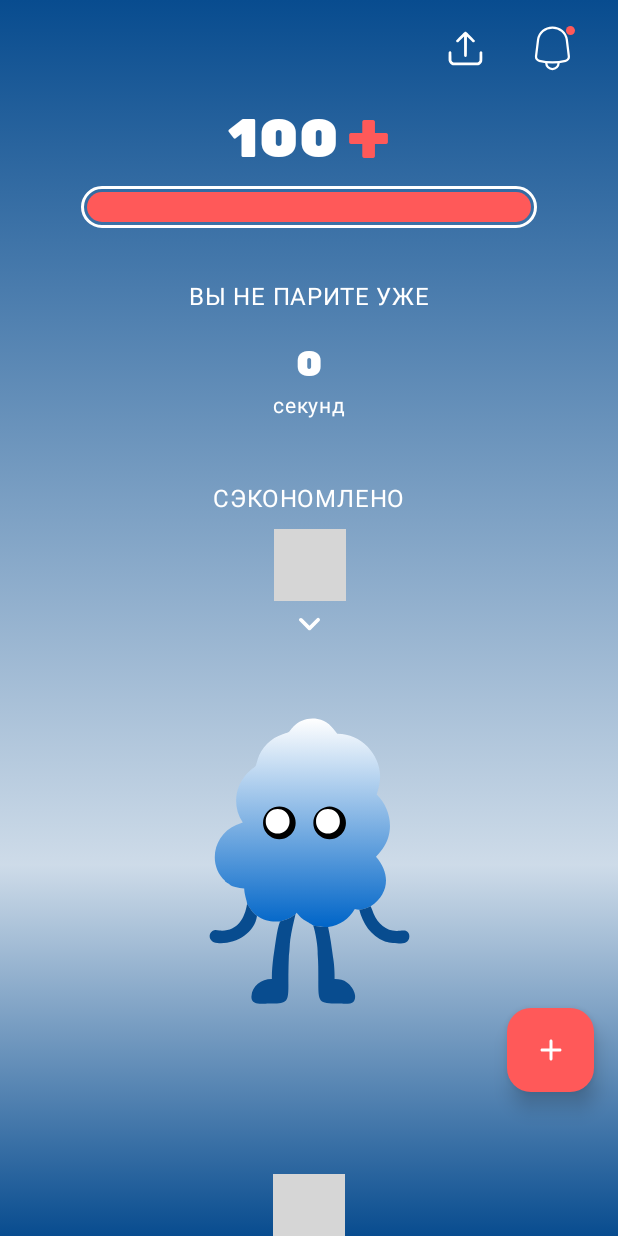
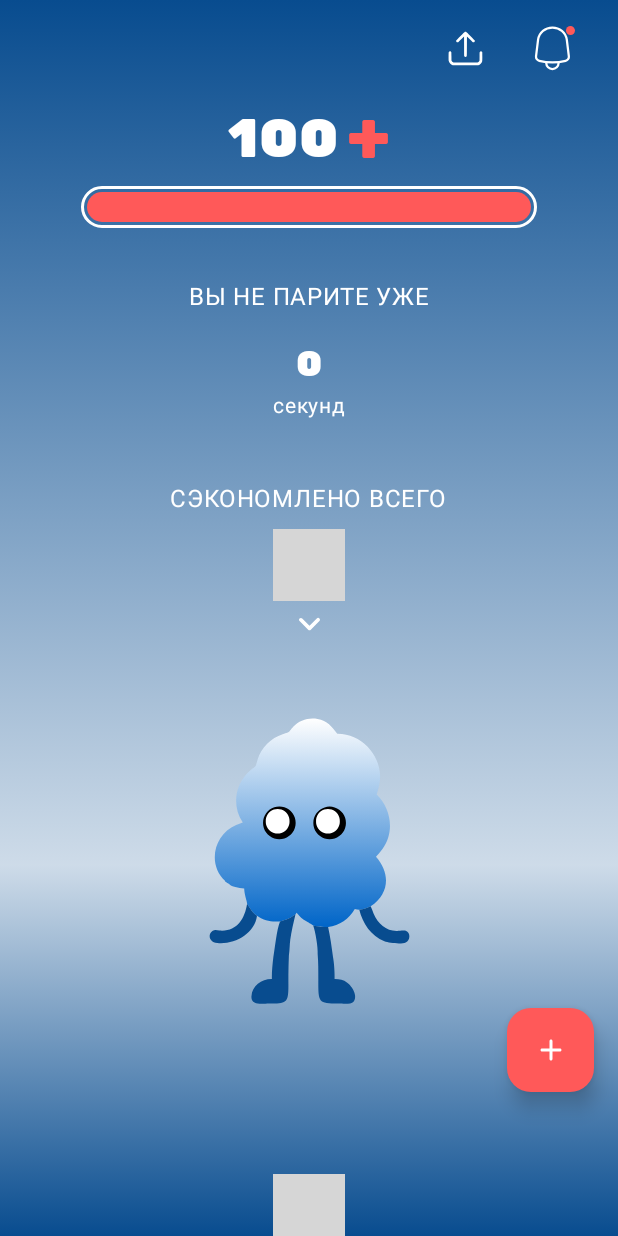
Before and after one commit to zzdanilazz/Airly, an Android app built with Jetpack Compose: the composable DashboardScaffold shown on its own in the app's theme, on a phone screen of 412 x 824 dp. Run offline under Robolectric (Android 15) with nearby library versions, the phone set to English and light mode, and no system bars; libraries missing offline, so code that uses them is left out: com.yandex.mobile, dev.chrisbanes.haze; missing, so only their content is drawn: CompositionLocalProvider; 18 statements that could not run were skipped; grey boxes are pictures that could not be loaded.

Commit message:
feat: Реализовать адаптивный title для карточки сэкономленных средств

```diff
--- a/featureDashboard/impl/src/main/java/ru/health/featuredashboard/impl/presentation/dashboard/ui/saved_money/SavedMoneyCard.kt
+++ b/featureDashboard/impl/src/main/java/ru/health/featuredashboard/impl/presentation/dashboard/ui/saved_money/SavedMoneyCard.kt
@@ -31,6 +31,7 @@ import androidx.compose.ui.unit.sp
 import dev.chrisbanes.haze.HazeState
 import ru.health.core.impl.presentation.ui.card.GlassmorphismCard
 import ru.health.core.impl.presentation.ui.theme.AirlyTheme
+import ru.health.core.impl.presentation.ui.theme.LightRed
 import ru.health.core.impl.presentation.ui.theme.LocalHazeState
 import ru.health.core.impl.presentation.ui.theme.RubikOneFamily
 import ru.health.featuredashboard.impl.R
@@ -54,6 +55,7 @@ internal fun SavedMoneyCard(
     LaunchedEffect(topSpacerHeight) {
         isSticky = topSpacerHeight > 0.dp
     }
+    val contentColor = if (value >= 0) Color.White else LightRed
 
     GlassmorphismCard(
         modifier = modifier.clickable {
@@ -75,12 +77,12 @@ internal fun SavedMoneyCard(
                         if (value >= 0) R.string.saved_money_title else R.string.lost_money_title
                     ).uppercase(),
                     fontSize = 16.sp,
-                    color = Color.White
+                    color = contentColor
                 )
                 Spacer(modifier = Modifier.size(8.dp))
                 Text(
                     text = stringResource(CoreR.string.roubles, abs(value)),
-                    color = Color.White,
+                    color = contentColor,
                     fontSize = 24.sp,
                     fontFamily = RubikOneFamily
                 )
--- a/featureDashboard/impl/src/main/res/values/strings.xml
+++ b/featureDashboard/impl/src/main/res/values/strings.xml
@@ -3,8 +3,8 @@
     <string name="upload">Выгрузка</string>
     <string name="notifications">Уведомления</string>
     <string name="abstinence_title">Вы не парите уже</string>
-    <string name="saved_money_title">Сэкономлено</string>
-    <string name="lost_money_title">Потрачено</string>
+    <string name="saved_money_title">Сэкономлено всего</string>
+    <string name="lost_money_title">Потрачено всего</string>
     <string name="dashboard_banner">Баннер на главной</string>
     <string name="dashboard_banner_unit_id">demo-feed-yandex</string>
 
```
